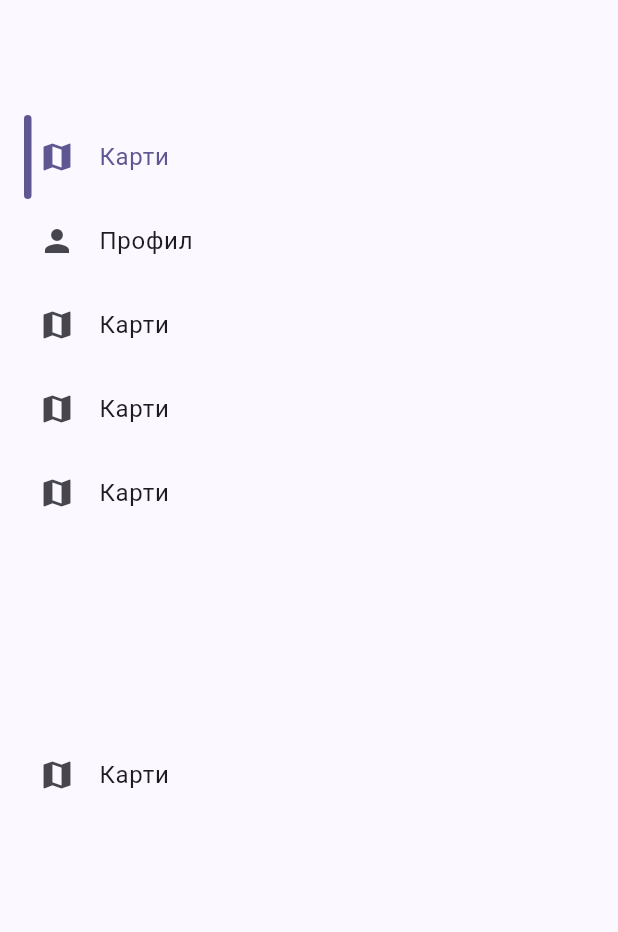
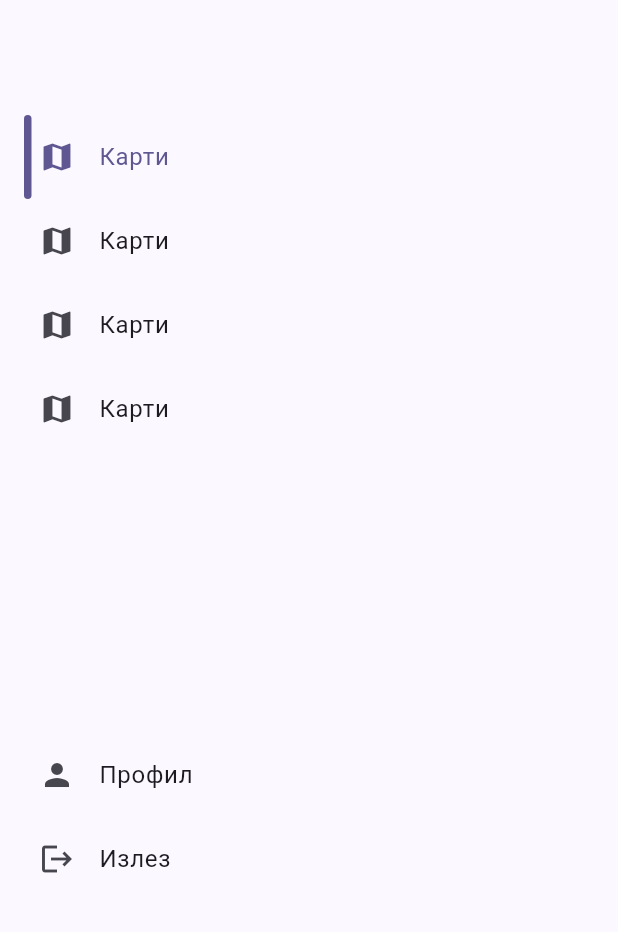
Before and after one commit to mutenoic/CharGO, a Flutter app: the DrawerContent widget shown alone on an empty page, opened directly, on a phone screen of 412 x 824 dp, the part 194-1126 px from its top. Run offline on Flutter 3.47's test engine with Material 2 defaults, Android fonts, the phone set to English and light mode, and no system bars; our stand-ins replace cloud_firestore, connectivity_plus, dio, firebase_auth, firebase_core, flutter_animate and 2 more; missing offline and left inert: inner_drawer, platform_maps_flutter, snapping_sheet; accounts and stored records are empty; statements that could not run were skipped.

```diff
--- /dev/null
+++ b/lib/app/modules/home/components/drawer_content_tile.dart
@@ -0,0 +1,60 @@
+import 'dart:async';
+
+import 'package:chargo/app/modules/home/controllers/home_controller.dart';
+import 'package:firebase_auth/firebase_auth.dart';
+import 'package:flutter/material.dart';
+import 'package:flutter_animate/flutter_animate.dart';
+import 'package:get/get.dart';
+
+class ContentTile extends StatelessWidget {
+  const ContentTile({super.key, required this.title, required this.icon, required this.index});
+
+  final String title;
+  final Icon icon;
+  final int index;
+
+  @override
+  Widget build(BuildContext context) {
+    final controller = Get.find<HomeController>();
+    return Obx(
+      () => ListTile(
+        leading: Row(
+          mainAxisSize: MainAxisSize.min,
+          children: [
+            AnimatedScale(
+              scale: controller.selectedPageIndex.value == index ? 1 : 0,
+              duration: const Duration(milliseconds: 600),
+              curve: Curves.easeOutExpo,
+              child: Container(
+                width: 5,
+                decoration: BoxDecoration(
+                  borderRadius: BorderRadius.circular(20),
+                  color: Theme.of(Get.context!).colorScheme.primary,
+                ),
+              ),
+            ),
+            const SizedBox(
+              width: 5,
+            ),
+            icon,
+          ],
+        ),
+        selected: controller.selectedPageIndex.value == index,
+        title: Text(title),
+        onTap: () async {
+          switch (index) {
+            case -1:
+              await FirebaseAuth.instance.signOut();
+              return;
+          }
+
+          controller.selectedPageIndex.value = index;
+          Timer(
+            300.ms,
+            () => controller.toggleDrawer(),
+          );
+        },
+      ),
+    );
+  }
+}
--- a/lib/app/modules/home/views/drawer_content.dart
+++ b/lib/app/modules/home/views/drawer_content.dart
@@ -1,13 +1,29 @@
-import 'dart:async';
-
+import 'package:chargo/app/modules/home/components/drawer_content_tile.dart';
 import 'package:chargo/app/modules/home/controllers/home_controller.dart';
 import 'package:flutter/material.dart';
 import 'package:flutter/services.dart';
-import 'package:flutter_animate/flutter_animate.dart';
 import 'package:get/get.dart';
 
 class DrawerContent extends GetView<HomeController> {
-  const DrawerContent({super.key});
+  DrawerContent({super.key});
+
+  final UserContent = [
+    const ContentTile(title: "Карти", icon: Icon(Icons.map), index: 0),
+    const ContentTile(title: "Карти", icon: Icon(Icons.map), index: 2),
+    const ContentTile(title: "Карти", icon: Icon(Icons.map), index: 3),
+    const ContentTile(title: "Карти", icon: Icon(Icons.map), index: 4),
+  ];
+
+  final UserSettings = [
+    const ContentTile(title: "Профил", icon: Icon(Icons.person), index: 1),
+    const ContentTile(title: "Излез", icon: Icon(Icons.logout), index: -1),
+  ];
+
+  final AnonContent = [
+    const ContentTile(title: "Карти", icon: Icon(Icons.map), index: 0),
+    const ContentTile(title: "Влез в акаунт", icon: Icon(Icons.login), index: 3),
+    const ContentTile(title: "Регистрирай акаунт", icon: Icon(Icons.app_registration), index: 3),
+  ];
 
   @override
   Widget build(BuildContext context) {
@@ -34,20 +50,13 @@ class DrawerContent extends GetView<HomeController> {
             ),
             Flexible(
               flex: 2,
-              child: Column(
-                children: [
-                  ContentTile("Карти", const Icon(Icons.map), 0),
-                  ContentTile("Профил", const Icon(Icons.person), 1),
-                  ContentTile("Карти", const Icon(Icons.map), 2),
-                  ContentTile("Карти", const Icon(Icons.map), 3),
-                  ContentTile("Карти", const Icon(Icons.map), 4),
-                ],
-              ),
+              child: Column(children: UserContent),
             ),
             Flexible(
               flex: 1,
-              child: Container(
-                child: ContentTile("Карти", const Icon(Icons.map), 5),
+              child: Column(
+                mainAxisSize: MainAxisSize.min,
+                children: UserSettings,
               ),
             ),
           ],
@@ -55,41 +64,4 @@ class DrawerContent extends GetView<HomeController> {
       ),
     );
   }
-
-  Widget ContentTile(String title, Icon icon, int index) {
-    return Obx(
-      () => ListTile(
-        leading: Row(
-          mainAxisSize: MainAxisSize.min,
-          children: [
-            AnimatedScale(
-              scale: controller.selectedPageIndex.value == index ? 1 : 0,
-              duration: const Duration(milliseconds: 600),
-              curve: Curves.easeOutExpo,
-              child: Container(
-                width: 5,
-                decoration: BoxDecoration(
-                  borderRadius: BorderRadius.circular(20),
-                  color: Theme.of(Get.context!).colorScheme.primary,
-                ),
-              ),
-            ),
-            const SizedBox(
-              width: 5,
-            ),
-            icon,
-          ],
-        ),
-        selected: controller.selectedPageIndex.value == index,
-        title: Text(title),
-        onTap: () {
-          controller.selectedPageIndex.value = index;
-          Timer(
-            300.ms,
-            () => controller.toggleDrawer(),
-          );
-        },
-      ),
-    );
-  }
 }
--- a/lib/app/modules/home/views/home_view.dart
+++ b/lib/app/modules/home/views/home_view.dart
@@ -35,11 +35,11 @@ class HomeView extends GetView<HomeController> {
             proportionalChildArea: false, // default true
             borderRadius: 50, // default 0
             leftAnimationType: InnerDrawerAnimation.static,
-            swipe: controller.selectedPageIndex != 0 ? true : false,
+            swipe: controller.selectedPageIndex.value != 0 ? true : false,
             backgroundDecoration: BoxDecoration(
               color: Theme.of(context).colorScheme.surface,
             ),
-            leftChild: const DrawerContent(),
+            leftChild: DrawerContent(),
             scaffold: Obx(
               () => PageTransitionSwitcher(
                 duration: const Duration(milliseconds: 600),
--- /dev/null
+++ b/lib/app/modules/register/controllers/register_controller.dart
@@ -0,0 +1,5 @@
+import 'package:get/get.dart';
+
+class RegisterController extends GetxController {
+  final currentStep = 0.obs;
+}
--- a/lib/app/routes/app_pages.dart
+++ b/lib/app/routes/app_pages.dart
@@ -2,10 +2,14 @@ import 'package:get/get.dart';
 
 import '../modules/home/bindings/home_binding.dart';
 import '../modules/home/views/home_view.dart';
+import '../modules/login/bindings/login_binding.dart';
+import '../modules/login/views/login_view.dart';
 import '../modules/map_screen/bindings/map_binding.dart';
 import '../modules/map_screen/views/map_view.dart';
 import '../modules/profile/bindings/profile_binding.dart';
 import '../modules/profile/views/profile_view.dart';
+import '../modules/register/bindings/register_binding.dart';
+import '../modules/register/views/register_view.dart';
 
 part 'app_routes.dart';
 
@@ -22,7 +26,7 @@ class AppPages {
     ),
     GetPage(
       name: _Paths.MAP,
-      page: () => MapScreen(),
+      page: () => const MapScreen(),
       binding: MapBinding(),
     ),
     GetPage(
@@ -30,5 +34,15 @@ class AppPages {
       page: () => const ProfileView(),
       binding: ProfileBinding(),
     ),
+    GetPage(
+      name: _Paths.LOGIN,
+      page: () => const LoginView(),
+      binding: LoginBinding(),
+    ),
+    GetPage(
+      name: _Paths.REGISTER,
+      page: () => const RegisterView(),
+      binding: RegisterBinding(),
+    ),
   ];
 }
--- a/lib/app/routes/app_routes.dart
+++ b/lib/app/routes/app_routes.dart
@@ -6,6 +6,9 @@ abstract class Routes {
   static const HOME = _Paths.HOME;
   static const MAP = _Paths.MAP;
   static const PROFILE = _Paths.PROFILE;
+  static const LOGN = _Paths.LOGN;
+  static const LOGIN = _Paths.LOGIN;
+  static const REGISTER = _Paths.REGISTER;
 }
 
 abstract class _Paths {
@@ -13,4 +16,7 @@ abstract class _Paths {
   static const HOME = '/home';
   static const MAP = '/map';
   static const PROFILE = '/profile';
+  static const LOGN = '/logn';
+  static const LOGIN = '/login';
+  static const REGISTER = '/register';
 }
```
Also changed, not shown: lib/app/modules/home/controllers/home_controller.dart (+77 -0 lines), lib/app/modules/login/bindings/login_binding.dart (added, +12 -0 lines), lib/app/modules/login/controllers/login_controller.dart (added, +23 -0 lines), lib/app/modules/login/views/login_view.dart (added, +24 -0 lines), lib/app/modules/register/bindings/register_binding.dart (added, +12 -0 lines), lib/app/modules/register/views/register_view.dart (added, +42 -0 lines).
